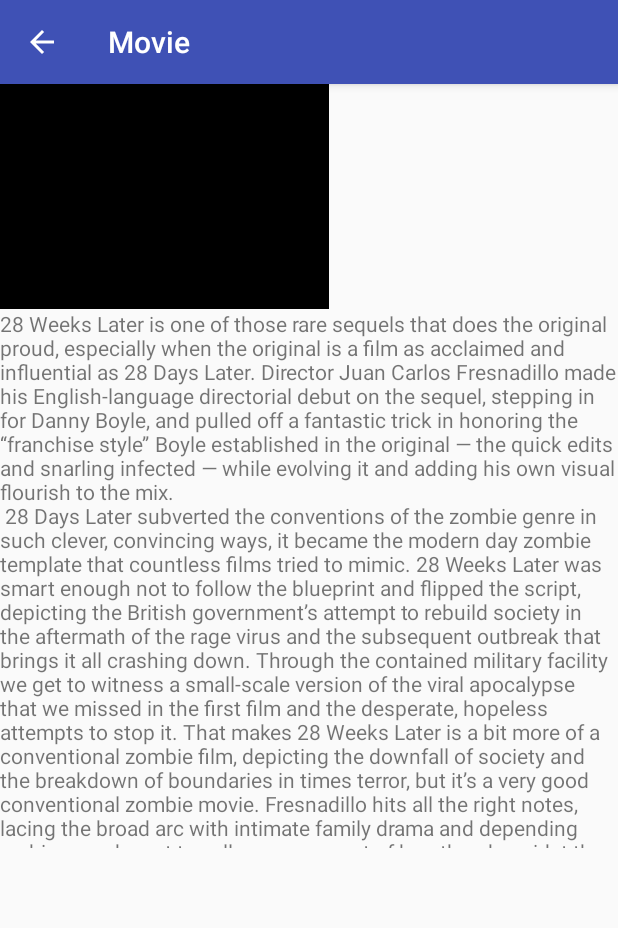
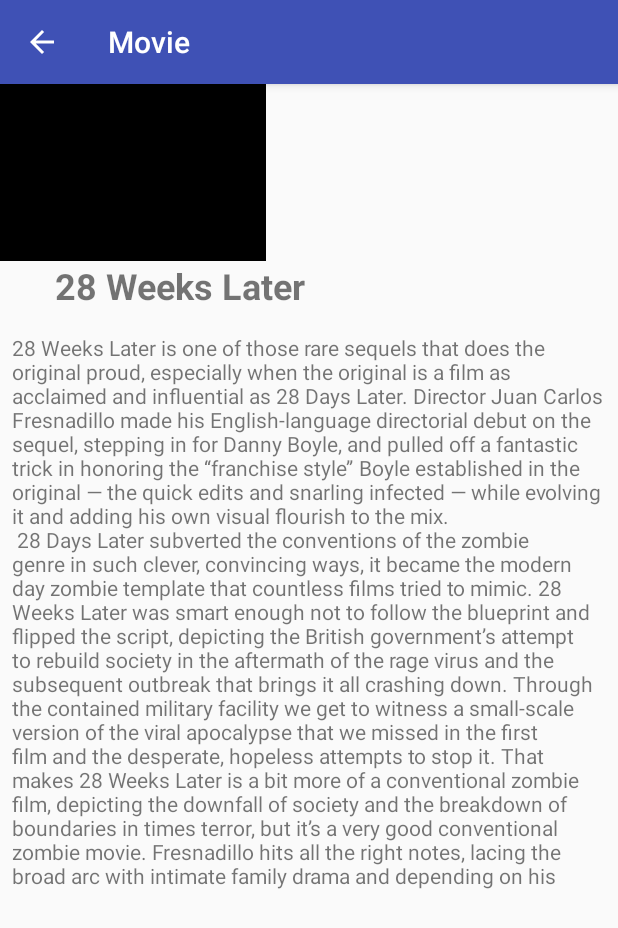
Before and after one commit to hkhual/AD340, an Android app: the Movies screen opened directly, with no data from a screen before it, after a tap on "28 Weeks Later", on a phone screen of 412 x 824 dp. Shown: the top 928 px of the screen. Run offline under Robolectric (Android 15) with nearby library versions, the phone set to English and light mode, and no system bars; pictures from the network do not load; 3 other taps on this screen came first.

Commit message:
update to HW3

```diff
--- a/app/src/main/java/com/example/haukh/home/Movie.java
+++ b/app/src/main/java/com/example/haukh/home/Movie.java
@@ -34,11 +34,18 @@ public class Movie extends AppCompatActivity {
         Bundle bundle = getIntent().getExtras();
 
         //Extract the data
-        String moviesDescription = bundle.getString("movie");
+        String movieTitle = bundle.getString("movieTitle");
+
+        String moviesDescription = bundle.getString("movieDescription");
+
 
         TextView textDescription = (TextView) findViewById(R.id.movie_descrption);
 
+        TextView textTitle = (TextView) findViewById(R.id.movieListTitle);
+
        textDescription.setText(moviesDescription);
+
+       textTitle.setText(movieTitle);
 
 
     }
--- a/app/src/main/java/com/example/haukh/home/Movies.java
+++ b/app/src/main/java/com/example/haukh/home/Movies.java
@@ -112,13 +112,15 @@ public class Movies extends AppCompatActivity {
                                 Toast.makeText(itemView.getContext(), movies[pos][0], Toast.LENGTH_SHORT).show();
 
                                 // showMovie(pos);
-
                                 Intent intent = new Intent(Movies.this, Movie.class);
-
 
                                 //Create the bundle
                                 Bundle bundle = new Bundle();
-                                bundle.putString("movie", movies[pos][4]);
+
+
+                                bundle.putString("movieTitle", movies[pos][0]);
+                                bundle.putString("movieDescription", movies[pos][4]);
+
 
                                 //Add the bundle to the intent
                                 intent.putExtras(bundle);
--- a/app/src/main/res/layout/movie_item.xml
+++ b/app/src/main/res/layout/movie_item.xml
@@ -9,42 +9,45 @@
     android:layout_height="match_parent">
 
 
-    <ScrollView
+    <android.support.v4.widget.NestedScrollView
         android:layout_width="match_parent"
-        android:layout_height="match_parent">
+        android:layout_height="match_parent"
+        android:fillViewport="true">
 
         <LinearLayout
             android:layout_width="match_parent"
             android:layout_height="wrap_content"
             android:orientation="vertical" >
 
-            <android.support.design.widget.CollapsingToolbarLayout
-                android:id="@+id/toolbar_layout"
-                android:layout_width="match_parent"
-                android:layout_height="match_parent"
-                android:fitsSystemWindows="true"
-                app:contentScrim="?attr/colorPrimary"
-                app:layout_scrollFlags="scroll|exitUntilCollapsed"
-                app:toolbarId="@+id/toolbar"
-                tools:layout_editor_absoluteX="0dp"
-                tools:layout_editor_absoluteY="154dp">
-
-            </android.support.design.widget.CollapsingToolbarLayout>
-
             <ImageView
                 android:id="@+id/movie_list"
-                android:layout_width="219dp"
-                android:layout_height="150dp"
+                android:layout_width="177dp"
+                android:layout_height="118dp"
                 android:contentDescription="@string/movie_image"
                 app:srcCompat="@android:color/background_dark" />
 
             <TextView
+                android:id="@+id/movieListTitle"
+                android:layout_width="240dp"
+                android:layout_height="48dp"
+                android:text="@string/movie_list_title"
+                android:textAlignment="center"
+                android:textSize="24sp"
+                android:textStyle="bold" />
+
+            <TextView
                 android:id="@+id/movie_descrption"
                 android:layout_width="match_parent"
-                android:layout_height="359dp"
-                android:text="@string/movie_description" />
-
+                android:layout_height="371dp"
+                android:layout_marginBottom="8dp"
+                android:layout_marginEnd="8dp"
+                android:layout_marginStart="8dp"
+                android:text="@string/movie_description"
+                app:layout_constraintBottom_toBottomOf="parent"
+                app:layout_constraintEnd_toEndOf="parent"
+                app:layout_constraintHorizontal_bias="0.523"
+                app:layout_constraintStart_toStartOf="parent" />
         </LinearLayout>
-    </ScrollView>
+    </android.support.v4.widget.NestedScrollView>
 
 </android.support.constraint.ConstraintLayout>
--- a/app/src/main/res/values/strings.xml
+++ b/app/src/main/res/values/strings.xml
@@ -14,6 +14,10 @@
 
     <string name="movie_image">Movie Image</string>
     <string name="movie_description">Movie Description</string>
+
+
+
+    <string name ="movie_list_title">Movie Title</string>
 
 
     <string name="large_text">
```
